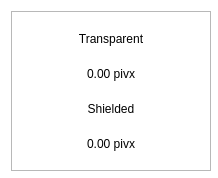
First picture: the form in src/qt/pivx/forms/balancebubble.ui, repository Fuzzbawls/PIVX, before the edit.
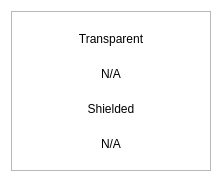
Second picture: the form after the edit.

The edit to the form file:
```diff
--- a/src/qt/pivx/forms/balancebubble.ui
+++ b/src/qt/pivx/forms/balancebubble.ui
@@ -87,7 +87,7 @@
          <string notr="true"/>
         </property>
         <property name="text">
-         <string>0.00 pivx</string>
+         <string notr="true">N/A</string>
         </property>
         <property name="alignment">
          <set>Qt::AlignCenter</set>
@@ -113,7 +113,7 @@
          <string notr="true"/>
         </property>
         <property name="text">
-         <string>0.00 pivx</string>
+         <string notr="true">N/A</string>
         </property>
         <property name="alignment">
          <set>Qt::AlignCenter</set>
```
